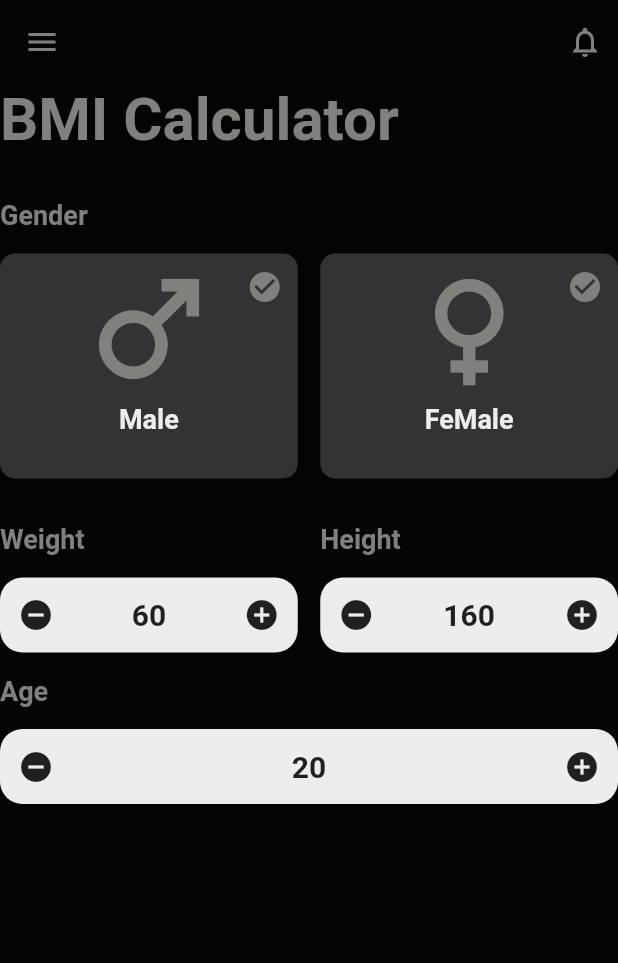
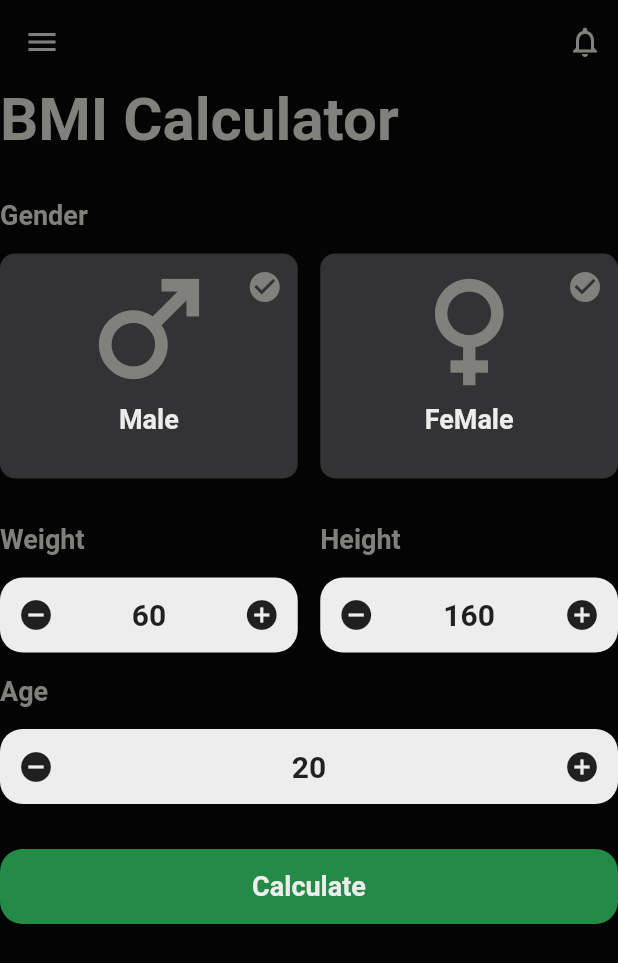
Before and after one commit to hamidghasemi1/-BMI, a Flutter app: the screen it shows after launch, on a phone screen of 412 x 824 dp. Shown: the top 963 px of the screen. Run offline on Flutter 3.47's test engine with Material 2 defaults, Android fonts, the phone set to English and light mode, and no system bars.

Commit message:
Calculate design

```diff
--- a/lib/screens/homescreen.dart
+++ b/lib/screens/homescreen.dart
@@ -339,6 +339,26 @@ class _HomeScreenState extends State<HomeScreen> {
               ],
             ),
           ),
+          const SizedBox(
+            height: 30.0,
+          ),
+          Container(
+            height: 50,
+            decoration: BoxDecoration(
+              color: kGreenColor,
+              borderRadius: BorderRadius.circular(15.0),
+            ),
+            child: Center(
+              child: Text(
+                'Calculate',
+                style: TextStyle(
+                  fontSize: 18.0,
+                  fontWeight: FontWeight.bold,
+                  color: kItemColor,
+                ),
+              ),
+            ),
+          ),
         ],
       ),
     );
```
